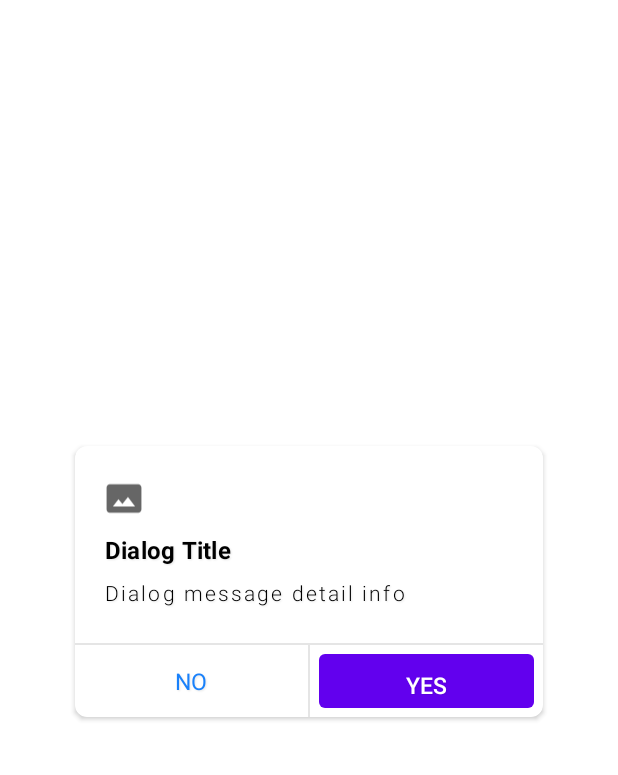
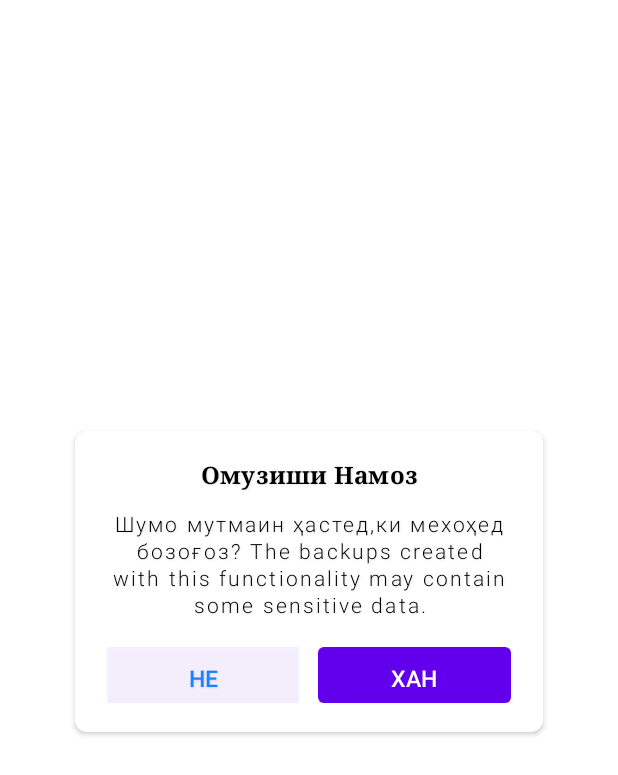
Before and after one commit to fotehkamolov96/TasbihNamaz, an Android app: the layout dialog_screen.xml on its own in the app's theme, with its tools: preview values and no code run, on a phone screen of 412 x 824 dp. Shown: the top 775 px of the screen. Run offline under Robolectric (Android 15) with nearby library versions, the phone set to English and light mode, and no system bars.

Commit message:
Tasbih Dialog Screen

```diff
--- a/app/src/main/res/drawable/bg_click_button.xml
+++ b/app/src/main/res/drawable/bg_click_button.xml
@@ -3,6 +3,6 @@
 
     <item android:drawable="@color/highlight_ios_dialog"
         android:state_pressed="true"/>
-    <item android:drawable="@android:color/transparent"/>
+    <item android:drawable="@color/highlight_ios_dialog"/>
 
 </selector>
--- a/app/src/main/res/layout/dialog_screen.xml
+++ b/app/src/main/res/layout/dialog_screen.xml
@@ -30,36 +30,31 @@
                 android:layout_width="match_parent"
                 android:layout_height="match_parent"
                 android:background="@drawable/bg_dialog_white"
-                android:clickable="true"
                 android:orientation="vertical">
 
+                <View
+                    android:layout_width="match_parent"
+                    android:layout_height="18dp"/>
                 <LinearLayout
                     android:layout_width="match_parent"
                     android:layout_height="0dp"
                     android:layout_weight="1"
-                    android:orientation="vertical"
-                    android:paddingTop="20dp">
+                    android:layout_marginStart="8dp"
+                    android:layout_marginEnd="8dp"
+                    android:orientation="vertical">
 
-                    <ImageView
-                        android:layout_width="25dp"
-                        android:layout_height="30dp"
-                        android:src="@drawable/ic_baseline_photo_size_select_actual_24"
-                        android:layout_marginStart="20dp"
-                        android:layout_marginEnd="20dp"
-                        android:layout_marginBottom="8dp"/>
 
                     <TextView
                         android:id="@+id/exit_title"
                         android:layout_width="match_parent"
                         android:layout_height="wrap_content"
-                        android:layout_marginBottom="8dp"
                         android:ellipsize="end"
-                        android:fontFamily="sans-serif"
-                        android:gravity="start"
+                        android:fontFamily="serif"
+                        android:gravity="center"
                         android:letterSpacing="@dimen/text_medium_letter_spacing"
                         android:lineSpacingExtra="@dimen/line_spacing_extra_title"
-                        android:paddingLeft="20dp"
-                        android:paddingRight="20dp"
+                        android:paddingLeft="16dp"
+                        android:paddingRight="16dp"
                         android:shadowColor="@color/text_shadow"
                         android:shadowDx="1"
                         android:shadowDy="1"
@@ -67,7 +62,10 @@
                         android:textColor="@color/title_ios_dialog"
                         android:textSize="16sp"
                         android:textStyle="bold"
-                        tools:text="Dialog Title" />
+                        tools:text="@string/exit_title" />
+                    <View
+                        android:layout_width="match_parent"
+                        android:layout_height="12dp"/>
 
                     <ScrollView
                         android:layout_width="match_parent"
@@ -80,26 +78,29 @@
                             android:layout_height="wrap_content"
                             android:ellipsize="end"
                             android:fontFamily="sans-serif-light"
-                            android:gravity="start"
+                            android:gravity="center"
                             android:letterSpacing="0.1"
                             android:lineSpacingExtra="2sp"
-                            android:paddingLeft="20dp"
-                            android:paddingRight="20dp"
-                            android:paddingBottom="24dp"
+                            android:paddingLeft="16dp"
+                            android:paddingRight="16dp"
                             android:shadowColor="@color/text_shadow"
                             android:shadowDx="1"
                             android:shadowDy="1"
                             android:shadowRadius="1"
                             android:textColor="@color/title_ios_dialog"
                             android:textSize="14sp"
-                            tools:text="Dialog message detail info" />
+                            tools:text="@string/reset" />
                     </ScrollView>
-
+                    <View
+                        android:layout_width="match_parent"
+                        android:layout_height="12dp"/>
                 </LinearLayout>
 
                 <LinearLayout
                     android:layout_width="match_parent"
                     android:layout_height="wrap_content"
+                    android:layout_marginStart="16dp"
+                    android:layout_marginEnd="16dp"
                     android:orientation="vertical">
 
                     <LinearLayout
@@ -110,8 +111,7 @@
 
                         <View
                             android:layout_width="match_parent"
-                            android:layout_height="1dp"
-                            android:background="@color/separator_ios_dialog" />
+                            android:layout_height="1dp" />
 
                         <LinearLayout
                             android:layout_width="match_parent"
@@ -123,6 +123,7 @@
                                 android:layout_width="0dp"
                                 android:layout_height="match_parent"
                                 android:layout_weight="1"
+                                android:padding="5dp"
                                 android:orientation="horizontal">
 
                                 <Button
@@ -132,7 +133,7 @@
                                     android:background="@drawable/bg_click_button"
                                     android:clickable="true"
                                     android:focusable="true"
-                                    android:fontFamily="sans-serif"
+                                    android:fontFamily="sans-serif-medium"
                                     android:gravity="center"
                                     android:letterSpacing="@dimen/text_medium_letter_spacing"
                                     android:maxLines="1"
@@ -140,23 +141,22 @@
                                     android:shadowDx="1"
                                     android:shadowDy="1"
                                     android:shadowRadius="1"
-                                    android:text="No"
+                                    android:text="Не"
                                     android:textColor="@color/action_button_ios_dialog"
                                     android:textSize="15sp" />
 
                             </LinearLayout>
 
                             <View
-                                android:layout_width="1dp"
-                                android:layout_height="match_parent"
-                                android:background="@color/separator_ios_dialog" />
+                                android:layout_width="2dp"
+                                android:layout_height="match_parent" />
 
                             <LinearLayout
                                 android:id="@+id/layoutPositive"
                                 android:layout_width="0dp"
                                 android:layout_height="match_parent"
                                 android:layout_weight="1"
-                                android:padding="6dp"
+                                android:padding="5dp"
                                 android:orientation="horizontal">
 
                                 <Button
@@ -170,12 +170,11 @@
                                     android:gravity="center"
                                     android:letterSpacing="@dimen/text_medium_letter_spacing"
                                     android:maxLines="1"
-                                    android:stateListAnimator="@null"
                                     android:shadowColor="@color/text_shadow"
                                     android:shadowDx="1"
                                     android:shadowDy="1"
                                     android:shadowRadius="1"
-                                    android:text="Yes"
+                                    android:text="Хан"
                                     android:textColor="@color/white"
                                     android:textSize="15sp" />
                             </LinearLayout>
@@ -183,15 +182,11 @@
                         </LinearLayout>
                     </LinearLayout>
 
-                    <LinearLayout
-                        android:id="@+id/layoutMultipleOptions"
-                        android:layout_width="match_parent"
-                        android:layout_height="wrap_content"
-                        android:orientation="vertical"
-                        android:visibility="gone">
+                </LinearLayout>
 
-                    </LinearLayout>
-                </LinearLayout>
+                <View
+                    android:layout_width="match_parent"
+                    android:layout_height="14dp"/>
             </LinearLayout>
         </androidx.cardview.widget.CardView>
     </LinearLayout>
--- a/app/src/main/res/values/strings.xml
+++ b/app/src/main/res/values/strings.xml
@@ -1,5 +1,6 @@
 <resources>
     <string name="app_name">TasbihNamaz</string>
     <string name="exit_title">Омузиши Намоз</string>
-    <string name="exit_desc">Uygulamadan çıkış yapmak istediğine emin misin? Uygulamadan çıkış yapmak istediğine emin misin?</string>
+    <string name="exit_desc">The backups created with this functionality may contain some sensitive data.</string>
+    <string name="reset">Шумо мутмаин ҳастед,ки мехоҳед бозоғоз? The backups created with this functionality may contain some sensitive data.</string>
 </resources>
```
Also changed, not shown: app/src/main/java/com/example/tasbihnamaz/MainActivity.java (+91 -43 lines).
